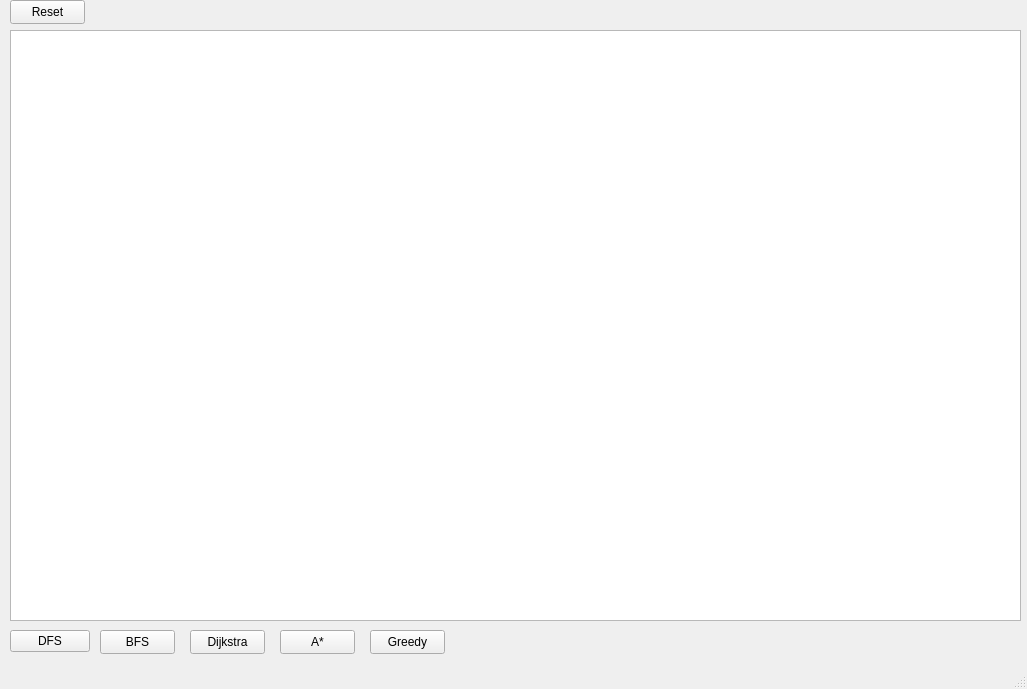
First picture: the form in PathFinder/mainwindow.ui, repository brno4758/Pathfinding, before the edit.
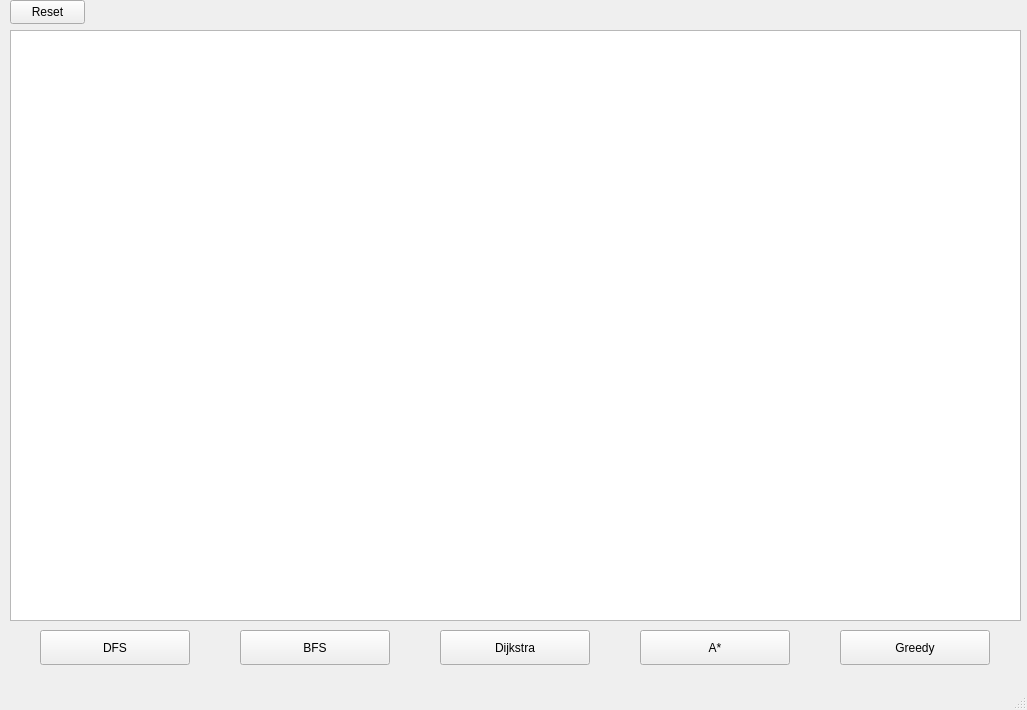
Second picture: the form after the edit.

Diff of the .ui file:
```diff
--- a/PathFinder/mainwindow.ui
+++ b/PathFinder/mainwindow.ui
@@ -7,7 +7,7 @@
     <x>0</x>
     <y>0</y>
     <width>1027</width>
-    <height>689</height>
+    <height>710</height>
    </rect>
   </property>
   <property name="windowTitle">
@@ -27,10 +27,10 @@
    <widget class="QPushButton" name="DFSButton">
     <property name="geometry">
      <rect>
-      <x>10</x>
+      <x>40</x>
       <y>630</y>
-      <width>80</width>
-      <height>22</height>
+      <width>150</width>
+      <height>35</height>
      </rect>
     </property>
     <property name="text">
@@ -40,10 +40,10 @@
    <widget class="QPushButton" name="BFSButton">
     <property name="geometry">
      <rect>
-      <x>100</x>
+      <x>240</x>
       <y>630</y>
-      <width>75</width>
-      <height>24</height>
+      <width>150</width>
+      <height>35</height>
      </rect>
     </property>
     <property name="text">
@@ -66,10 +66,10 @@
    <widget class="QPushButton" name="DijkstraButton">
     <property name="geometry">
      <rect>
-      <x>190</x>
+      <x>440</x>
       <y>630</y>
-      <width>75</width>
-      <height>24</height>
+      <width>150</width>
+      <height>35</height>
      </rect>
     </property>
     <property name="text">
@@ -79,10 +79,10 @@
    <widget class="QPushButton" name="AStarButton">
     <property name="geometry">
      <rect>
-      <x>280</x>
+      <x>640</x>
       <y>630</y>
-      <width>75</width>
-      <height>24</height>
+      <width>150</width>
+      <height>35</height>
      </rect>
     </property>
     <property name="text">
@@ -92,10 +92,10 @@
    <widget class="QPushButton" name="greedyButton">
     <property name="geometry">
      <rect>
-      <x>370</x>
+      <x>840</x>
       <y>630</y>
-      <width>75</width>
-      <height>24</height>
+      <width>150</width>
+      <height>35</height>
      </rect>
     </property>
     <property name="text">
```
